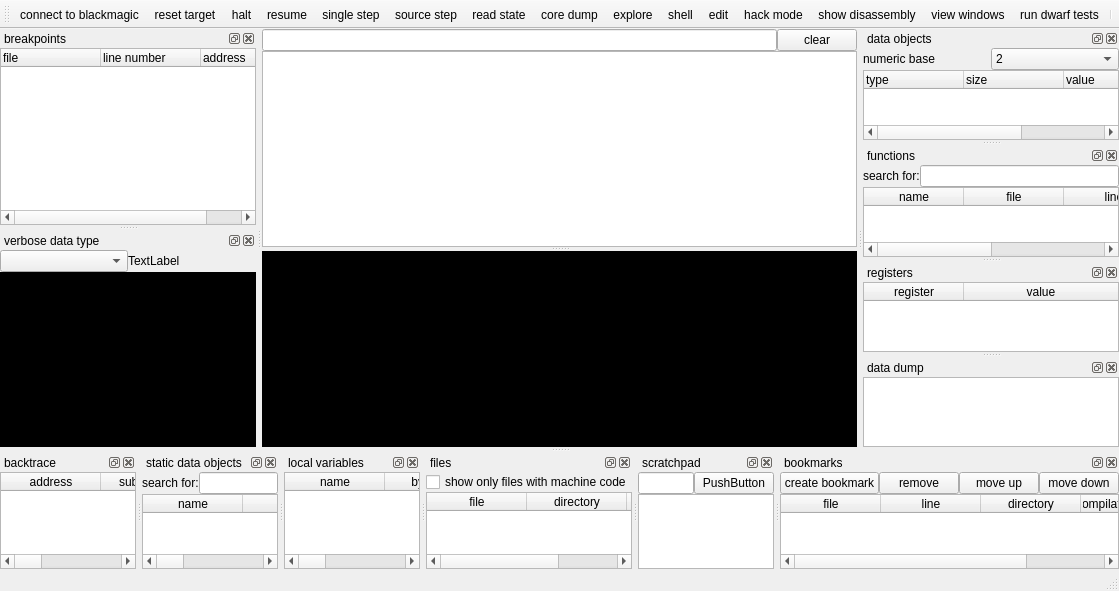
This is mainwindow.ui in stoyan-shopov/troll as Qt 5 draws it before an edit. The edited form follows.
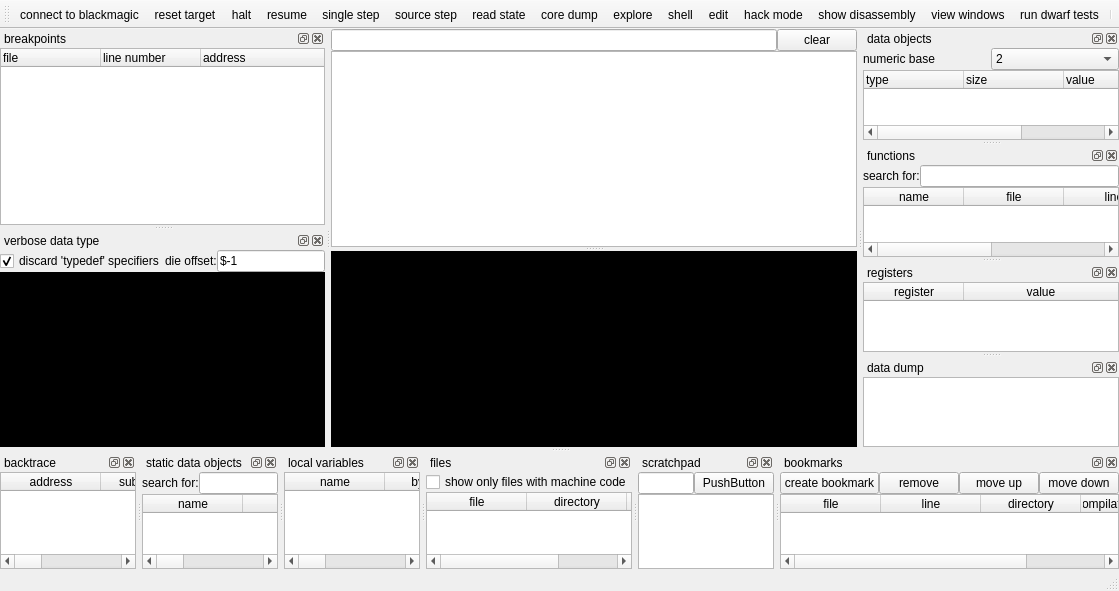
This is the edited form.

Commit message: improve verbose data type displaying

```diff
--- a/mainwindow.ui
+++ b/mainwindow.ui
@@ -901,12 +901,29 @@
         <number>0</number>
        </property>
        <item>
-        <widget class="QComboBox" name="comboBox"/>
+        <widget class="QCheckBox" name="checkBoxDiscardTypedefSpecifiers">
+         <property name="text">
+          <string>discard 'typedef' specifiers</string>
+         </property>
+         <property name="checked">
+          <bool>true</bool>
+         </property>
+        </widget>
        </item>
        <item>
         <widget class="QLabel" name="label_4">
          <property name="text">
-          <string>TextLabel</string>
+          <string>die offset:</string>
+         </property>
+        </widget>
+       </item>
+       <item>
+        <widget class="QLineEdit" name="lineEditDieOffsetForVerboseTypeDisplay">
+         <property name="text">
+          <string>$-1</string>
+         </property>
+         <property name="readOnly">
+          <bool>true</bool>
          </property>
         </widget>
        </item>
```
The commit also changes 2 other files.
